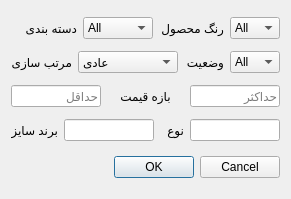
Before: the Qt Designer form menu/advanced_search.ui in AP-projects-4001/alsa, drawn with Qt 5.
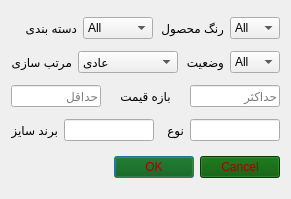
After: the same form once the commit is applied.

The edit to the form file:
```diff
--- a/menu/advanced_search.ui
+++ b/menu/advanced_search.ui
@@ -281,6 +281,10 @@
        <height>29</height>
       </size>
      </property>
+     <property name="styleSheet">
+      <string notr="true">background-color: rgb(0, 85, 0);
+color: rgb(170, 0, 0);</string>
+     </property>
      <property name="orientation">
       <enum>Qt::Horizontal</enum>
      </property>
```
